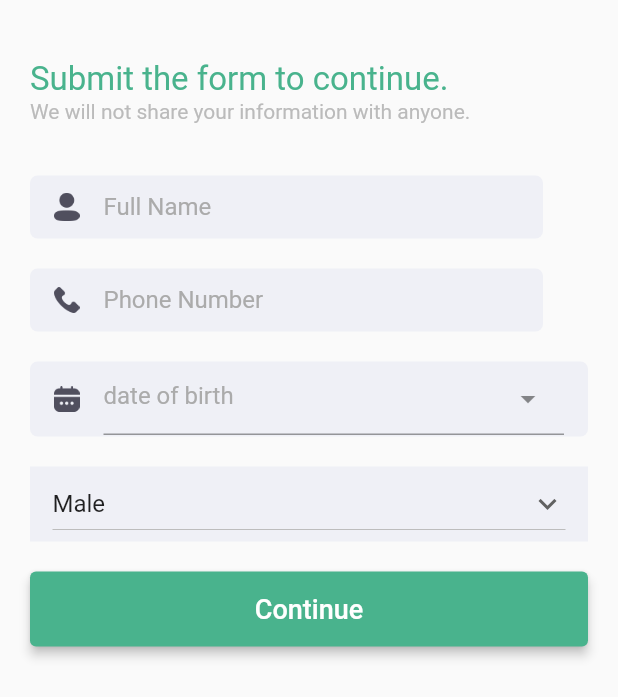
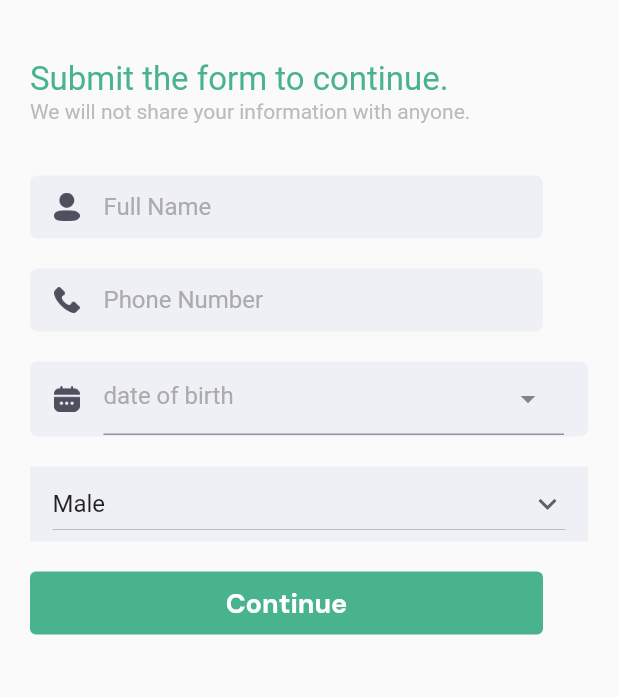
Before and after one commit to ryandiaziz/E-Menu-App, a Flutter app: the UserForm screen opened directly, on a phone screen of 412 x 824 dp. Shown: the top 697 px of the screen. Run offline on Flutter 3.47's test engine with Material 2 defaults, Android fonts, the phone set to English and light mode, and no system bars; our stand-ins replace carousel_slider, cloud_firestore, equatable, firebase_auth, firebase_core, firebase_storage and 12 more; missing offline and left inert: qr_code_scanner, staggered_grid_view_flutter; accounts and stored records are empty.

Commit message:
Mengubah textfield dan button pada halaman user form

```diff
--- a/lib/feature/authentication/autentifikasi.dart
+++ b/lib/feature/authentication/pages/autentifikasi.dart
@@ -1,11 +1,12 @@
 import 'package:e_menu_app/common/widgets/custom_elevated_button.dart';
 import 'package:e_menu_app/common/widgets/custom_textfield.dart';
-import 'package:e_menu_app/presentation/pages/home/user_form.dart';
 import 'package:firebase_auth/firebase_auth.dart';
 import 'package:flutter/cupertino.dart';
 import 'package:flutter/material.dart';
 import 'package:e_menu_app/shared/theme.dart';
 import 'package:fluttertoast/fluttertoast.dart';
+
+import 'user_form.dart';
 
 class Autentikasi extends StatefulWidget {
   const Autentikasi({Key? key}) : super(key: key);
@@ -242,25 +243,6 @@ class _AutentikasiState extends State<Autentikasi> {
       );
     }
 
-    Widget _button(String buttonText, onPressed) {
-      return Container(
-          margin: const EdgeInsets.only(top: 40),
-          height: 50,
-          width: double.infinity,
-          child: TextButton(
-              // onPressed: hendleSignIn,
-              onPressed: onPressed,
-              style: TextButton.styleFrom(
-                  backgroundColor: priceColor,
-                  shape: RoundedRectangleBorder(
-                      borderRadius: BorderRadius.circular(5))),
-              child: Text(
-                buttonText,
-                style: secondaryTextStyle.copyWith(
-                    fontSize: 18, fontWeight: semiBold),
-              )));
-    }
-
     return DefaultTabController(
       length: myTab.length,
       child: Scaffold(
--- a/lib/presentation/pages/home/user_form.dart
+++ b/lib/feature/authentication/pages/user_form.dart
@@ -1,5 +1,7 @@
 import 'package:cloud_firestore/cloud_firestore.dart';
+import 'package:e_menu_app/common/widgets/custom_elevated_button.dart';
 import 'package:e_menu_app/common/widgets/custom_textfield.dart';
+import 'package:e_menu_app/feature/authentication/widgets/sex_drop_down.dart';
 import 'package:e_menu_app/shared/theme.dart';
 import 'package:firebase_auth/firebase_auth.dart';
 import 'package:flutter/material.dart';
@@ -68,60 +70,6 @@ class _UserFormState extends State<UserForm> {
 
   @override
   Widget build(BuildContext context) {
-    Widget buildCategory() {
-      return Container(
-        color: const Color(0xffEFF0F6),
-        margin: const EdgeInsets.only(top: 20),
-        padding: const EdgeInsets.symmetric(horizontal: 15),
-        width: double.infinity,
-        height: 50,
-        child: DropdownButton(
-          // Initial Value
-          value: gender,
-          hint: const Text('Kategori'),
-
-          // Down Arrow Icon
-          icon: const Icon(Icons.keyboard_arrow_down),
-          isExpanded: true,
-          itemHeight: 50,
-
-          // Array list of items
-          items: items.map((String items) {
-            return DropdownMenuItem(
-              value: items,
-              child: Text(items),
-            );
-          }).toList(),
-          // After selecting the desired option,it will
-          // change button value to selected value
-          onChanged: (String? newValue) {
-            setState(() {
-              gender = newValue!;
-            });
-          },
-        ),
-      );
-    }
-
-    Widget customButton(String buttonText, onPressed) {
-      return Container(
-        margin: const EdgeInsets.only(top: 20),
-        height: 50,
-        width: double.infinity,
-        child: ElevatedButton(
-          onPressed: onPressed,
-          child: Text(
-            buttonText,
-            style: const TextStyle(color: Colors.white, fontSize: 18),
-          ),
-          style: ElevatedButton.styleFrom(
-            primary: priceColor,
-            elevation: 3,
-          ),
-        ),
-      );
-    }
-
     return Scaffold(
       body: SafeArea(
         child: Padding(
@@ -155,7 +103,6 @@ class _UserFormState extends State<UserForm> {
                   keyBoardType: TextInputType.text,
                   read: false,
                 ),
-
                 CustomTextField(
                   image: 'assets/icon/phone.png',
                   controller: phoneController,
@@ -209,49 +156,10 @@ class _UserFormState extends State<UserForm> {
                     ],
                   ),
                 ),
-                buildCategory(),
-
-                // TextField(
-                //   controller: dobController,
-                //   readOnly: true,
-                //   decoration: InputDecoration(
-                //     hintText: "date of birth",
-                //     suffixIcon: IconButton(
-                //       onPressed: () => _selectDateFromPicker(context),
-                //       icon: Icon(Icons.calendar_today_outlined),
-                //     ),
-                //   ),
-                // ),
-                // TextField(
-                //   controller: genderController,
-                //   readOnly: true,
-                //   decoration: InputDecoration(
-                //     hintText: "choose your gender",
-                //     prefixIcon: DropdownButton<String>(
-                //       items: gender.map((String value) {
-                //         return DropdownMenuItem<String>(
-                //           value: value,
-                //           child: new Text(value),
-                //           onTap: () {
-                //             setState(() {
-                //               genderController.text = value;
-                //             });
-                //           },
-                //         );
-                //       }).toList(),
-                //       onChanged: (_) {},
-                //     ),
-                //   ),
-                // ),
-                // myTextField(
-                //     "enter your age", TextInputType.number, ageController),
-
-                // SizedBox(
-                //   height: 50,
-                // ),
-
-                // elevated button
-                customButton("Continue", () => sendUserDataToDB()),
+                SexDropDown(gender: gender, items: items),
+                const SizedBox(height: 20),
+                CustomElevatedButton(
+                    onPressed: () => sendUserDataToDB(), text: "Continue"),
               ],
             ),
           ),
--- /dev/null
+++ b/lib/feature/authentication/widgets/sex_drop_down.dart
@@ -0,0 +1,53 @@
+import 'package:flutter/material.dart';
+
+class SexDropDown extends StatefulWidget {
+  const SexDropDown({
+    Key? key,
+    required this.gender,
+    required this.items,
+  }) : super(key: key);
+
+  final String gender;
+  final List<String> items;
+
+  @override
+  State<SexDropDown> createState() => _SexDropDownState();
+}
+
+class _SexDropDownState extends State<SexDropDown> {
+  @override
+  Widget build(BuildContext context) {
+    return Container(
+      color: const Color(0xffEFF0F6),
+      margin: const EdgeInsets.only(top: 20),
+      padding: const EdgeInsets.symmetric(horizontal: 15),
+      width: double.infinity,
+      height: 50,
+      child: DropdownButton(
+        // Initial Value
+        value: widget.gender,
+        hint: const Text('Kategori'),
+
+        // Down Arrow Icon
+        icon: const Icon(Icons.keyboard_arrow_down),
+        isExpanded: true,
+        itemHeight: 50,
+
+        // Array list of items
+        items: widget.items.map((String items) {
+          return DropdownMenuItem(
+            value: items,
+            child: Text(items),
+          );
+        }).toList(),
+        // After selecting the desired option,it will
+        // change button value to selected value
+        onChanged: (String? newValue) {
+          setState(() {
+            // gender = newValue!;
+          });
+        },
+      ),
+    );
+  }
+}
--- a/lib/main.dart
+++ b/lib/main.dart
@@ -12,7 +12,8 @@ import 'package:e_menu_app/presentation/pages/product/detail_product_page.dart';
 import 'package:e_menu_app/presentation/profile/edit_profile_resto.dart';
 import 'package:e_menu_app/presentation/splash_page/splash_page.dart';
 import 'common/widgets/qr_scanner.dart';
-import 'feature/authentication/autentifikasi.dart';
+
+import 'feature/authentication/pages/autentifikasi.dart';
 import 'feature/home/home_page.dart';
 import 'feature/welcome/onboarding_page.dart';
 
```
